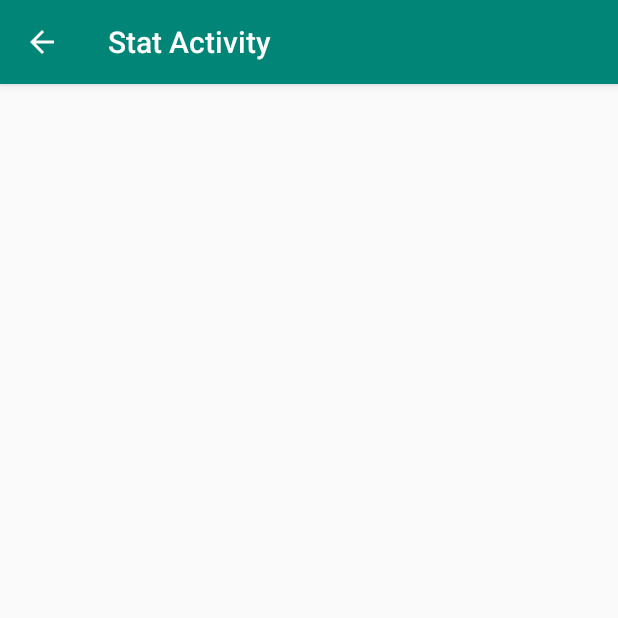
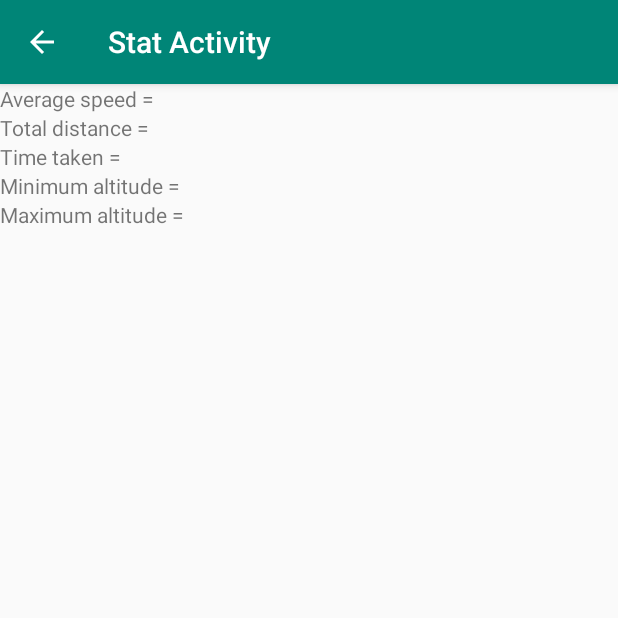
Before and after one commit to GauthierDenglos/AndroidGpsXplorer, an Android app: the screen it shows after launch (statActivity), after a tap on "STOP !", on a phone screen of 412 x 824 dp, the top half of it. Run offline under Robolectric (Android 15) with nearby library versions, the phone set to English and light mode, and no system bars; 2 statements that could not run were skipped; 1 other tap on this screen came first.

Commit message:
Lon/Lat/Crhono add

```diff
--- a/trailXplorer/app/src/main/AndroidManifest.xml
+++ b/trailXplorer/app/src/main/AndroidManifest.xml
@@ -19,4 +19,8 @@
         </activity>
     </application>
 
+    <uses-permission android:name="android.permission.ACCESS_FINE_LOCATION"/>
+    <uses-permission android:name="android.permission.ACCESS_COARSE_LOCATION"/>
+    <uses-permission android:name="android.permission.INTERNET"/>
+
 </manifest>
--- a/trailXplorer/app/src/main/java/com/javahelps/trailxplorer/MainActivity.java
+++ b/trailXplorer/app/src/main/java/com/javahelps/trailxplorer/MainActivity.java
@@ -1,13 +1,32 @@
 package com.javahelps.trailxplorer;
 
+import android.Manifest;
+import android.content.Context;
 import android.content.Intent;
+import android.content.pm.PackageManager;
+import android.location.Location;
+import android.location.LocationListener;
+import android.location.LocationManager;
+import android.os.SystemClock;
+import android.support.v4.app.ActivityCompat;
 import android.support.v7.app.ActionBar;
 import android.support.v7.app.AppCompatActivity;
 import android.os.Bundle;
 import android.view.View;
 import android.widget.Button;
+import android.widget.Chronometer;
+import android.widget.TextView;
 
-public class MainActivity extends AppCompatActivity {
+public class MainActivity extends AppCompatActivity implements LocationListener {
+
+    //Stopwatch variable. Allows to create and increment the timer
+    private Chronometer chronometer;
+    private long pauseOffset = 0;
+    private boolean running;
+
+    //Location: Altitude, longitude and Latitude
+    private TextView textview;
+    private LocationManager locationManager;
 
     @Override
     protected void onCreate(Bundle savedInstanceState) {
@@ -17,7 +36,11 @@ public class MainActivity extends AppCompatActivity {
         ActionBar actionBar = getSupportActionBar();
         actionBar.setTitle("Start Activity");
 
+        chronometer = findViewById(R.id.chronometer);
+
         Button stopBtn = (Button) findViewById(R.id.launchActivity);
+        Button startBtn = (Button) findViewById(R.id.createGpx);
+        Button resetBtn = (Button) findViewById(R.id.resetAll);
         stopBtn.setOnClickListener(new View.OnClickListener() {
             @Override
             public void onClick(View v) {
@@ -25,5 +48,75 @@ public class MainActivity extends AppCompatActivity {
             }
         });
 
+        startBtn.setOnClickListener(new View.OnClickListener() {
+            @Override
+            public void onClick(View v) {
+                startChronometer(v);
+            }
+        });
+
+        resetBtn.setOnClickListener(new View.OnClickListener() {
+            @Override
+            public void onClick(View v) {
+                resetChronometer(v);
+            }
+        });
+
+        textview = (TextView) findViewById(R.id.id_textview);
+
+        locationManager = (LocationManager) getSystemService(Context.LOCATION_SERVICE);
+
+        if (ActivityCompat.checkSelfPermission(this, Manifest.permission.ACCESS_FINE_LOCATION)
+                != PackageManager.PERMISSION_GRANTED && ActivityCompat.checkSelfPermission(this, Manifest.permission.ACCESS_COARSE_LOCATION)
+                != PackageManager.PERMISSION_GRANTED) {
+            // TODO: Consider calling
+            //  ActivityCompat#requestPermissions
+            // here to request the missing permissions, and then overriding
+            // public void onRequestPermissionsResult(int requestCode, String[] permissions, int[] grantResults)
+            // to handle the case where the user grants the permission. See the documentation
+            // for ActivityCompat#requestPermissions for more details.
+            return;
+        }
+        Location location = locationManager.getLastKnownLocation(locationManager.NETWORK_PROVIDER);
+
+        onLocationChanged(location);
+    }
+
+    public void startChronometer (View v){
+        if(!running){
+            pauseOffset = SystemClock.elapsedRealtime() - chronometer.getBase();
+            chronometer.setBase(SystemClock.elapsedRealtime() - pauseOffset);
+            chronometer.start();
+            running = true;
+        }
+
+    }
+
+    public void resetChronometer (View v){
+        chronometer.setBase(SystemClock.elapsedRealtime());
+        pauseOffset = 0;
+    }
+
+    @Override
+    public void onLocationChanged(Location location) {
+        double longitude = location.getLongitude();
+        double latitude = location.getLatitude();
+        textview.setText("Longitude: " + longitude + "\n" + "Latitude: " + latitude);
+
+    }
+
+    @Override
+    public void onStatusChanged(String provider, int status, Bundle extras) {
+
+    }
+
+    @Override
+    public void onProviderEnabled(String provider) {
+
+    }
+
+    @Override
+    public void onProviderDisabled(String provider) {
+
     }
 }
--- a/trailXplorer/app/src/main/java/com/javahelps/trailxplorer/statActivity.java
+++ b/trailXplorer/app/src/main/java/com/javahelps/trailxplorer/statActivity.java
@@ -1,8 +1,14 @@
 package com.javahelps.trailxplorer;
 
+import android.annotation.SuppressLint;
+import android.content.Context;
+import android.location.Location;
+import android.location.LocationListener;
+import android.location.LocationManager;
 import android.support.v7.app.ActionBar;
 import android.support.v7.app.AppCompatActivity;
 import android.os.Bundle;
+import android.widget.TextView;
 
 public class statActivity extends AppCompatActivity {
 
--- a/trailXplorer/app/src/main/res/layout/activity_stat.xml
+++ b/trailXplorer/app/src/main/res/layout/activity_stat.xml
@@ -10,7 +10,33 @@
 
     <LinearLayout
         android:layout_width="match_parent"
-        android:layout_height="match_parent">
+        android:layout_height="match_parent"
+        android:orientation="vertical">
+
+        <TextView
+            android:layout_width="match_parent"
+            android:layout_height="wrap_content"
+            android:text="Average speed = "/>
+
+        <TextView
+            android:layout_width="match_parent"
+            android:layout_height="wrap_content"
+            android:text="Total distance = "/>
+
+        <TextView
+            android:layout_width="match_parent"
+            android:layout_height="wrap_content"
+            android:text="Time taken = "/>
+
+        <TextView
+            android:layout_width="match_parent"
+            android:layout_height="wrap_content"
+            android:text="Minimum altitude = "/>
+
+        <TextView
+            android:layout_width="match_parent"
+            android:layout_height="wrap_content"
+            android:text="Maximum altitude = "/>
 
     </LinearLayout>
 
```
Also changed, not shown: trailXplorer/app/src/main/res/layout/activity_main.xml (+23 -1 lines).
